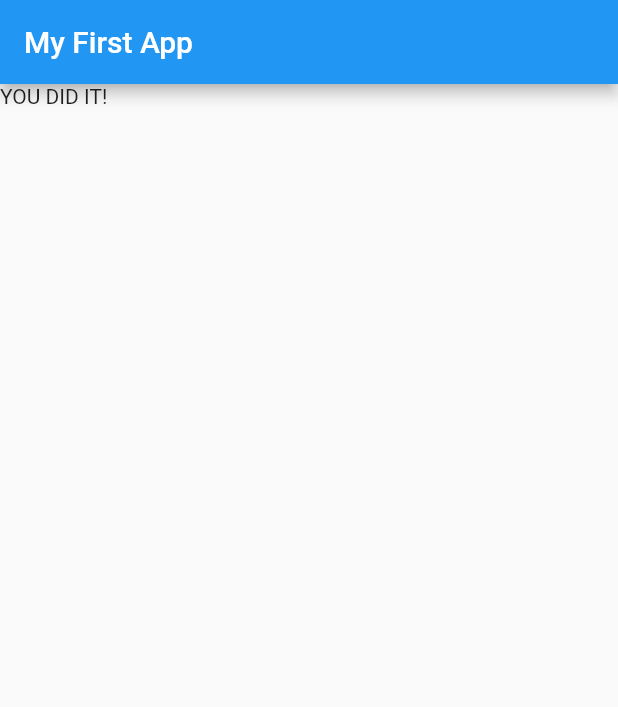
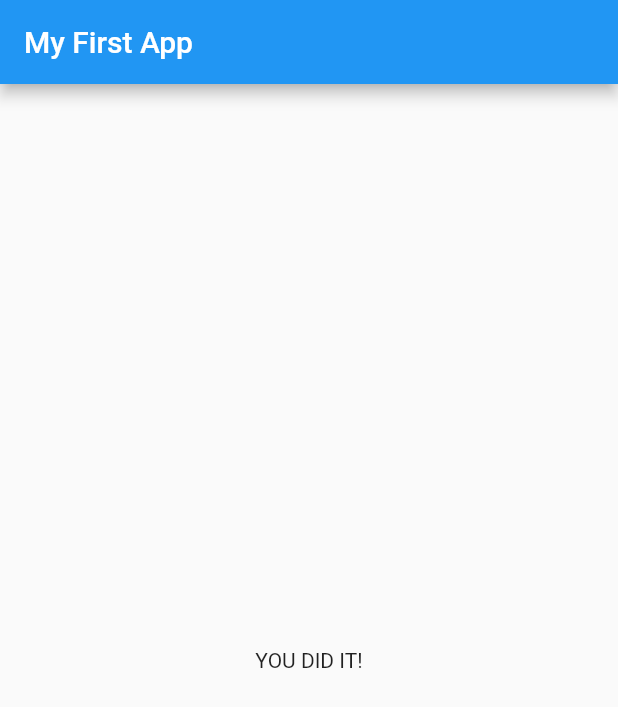
Before and after one commit to jackjhall22/firstFlutterApp, a Flutter app: the screen it shows after launch, after a tap on "red", after a tap on "cat", after a tap on "jack", on a phone screen of 412 x 824 dp. Shown: the top 707 px of the screen. Run offline on Flutter 3.47's test engine with Material 2 defaults, Android fonts, the phone set to English and light mode, and no system bars.

Commit message:
small refactor

```diff
--- a/lib/main.dart
+++ b/lib/main.dart
@@ -1,7 +1,7 @@
 import 'package:flutter/material.dart';
 
-import './answer.dart';
-import './question.dart';
+import './quiz.dart';
+import './result.dart';
 // void main() {
 //   runApp(MyApp());
 // }
@@ -53,18 +53,11 @@ class _MyAppState extends State<MyApp> {
           title: Text('My First App'),
         ),
         body: _questionIndex < questions.length
-            ? Column(
-                children: <Widget>[
-                  Question(
-                    questions[_questionIndex]['questionText'],
-                  ),
-                  ...(questions[_questionIndex]['answers'] as List<String>)
-                      .map((answer) {
-                    return Answer(_answerQuestion, answer);
-                  }).toList()
-                ],
-              )
-            : Text('YOU DID IT!'),
+            ? Quiz(
+                questions: questions,
+                questionIndex: _questionIndex,
+                answerQuestion: _answerQuestion)
+            : Result(),
       ),
     );
   }
--- /dev/null
+++ b/lib/quiz.dart
@@ -0,0 +1,29 @@
+import 'package:flutter/material.dart';
+
+import './answer.dart';
+import './question.dart';
+
+class Quiz extends StatelessWidget {
+  final List<Map<String, Object>> questions;
+  final questionIndex;
+  final Function answerQuestion;
+
+  Quiz({
+    @required this.questions,
+    @required this.questionIndex,
+    @required this.answerQuestion,
+  });
+  @override
+  Widget build(BuildContext context) {
+    return Column(
+      children: <Widget>[
+        Question(
+          questions[questionIndex]['questionText'],
+        ),
+        ...(questions[questionIndex]['answers'] as List<String>).map((answer) {
+          return Answer(answerQuestion, answer);
+        }).toList()
+      ],
+    );
+  }
+}
--- /dev/null
+++ b/lib/result.dart
@@ -0,0 +1,8 @@
+import 'package:flutter/material.dart';
+
+class Result extends StatelessWidget {
+  @override
+  Widget build(BuildContext context) {
+    return Center(child: Text('YOU DID IT!'));
+  }
+}
```
